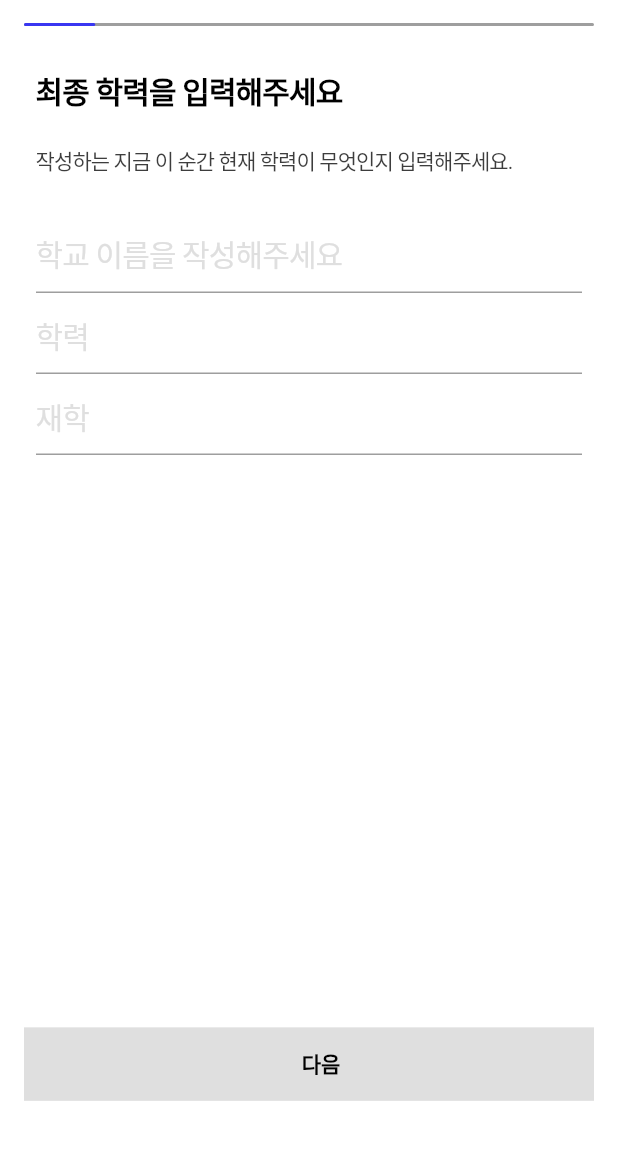
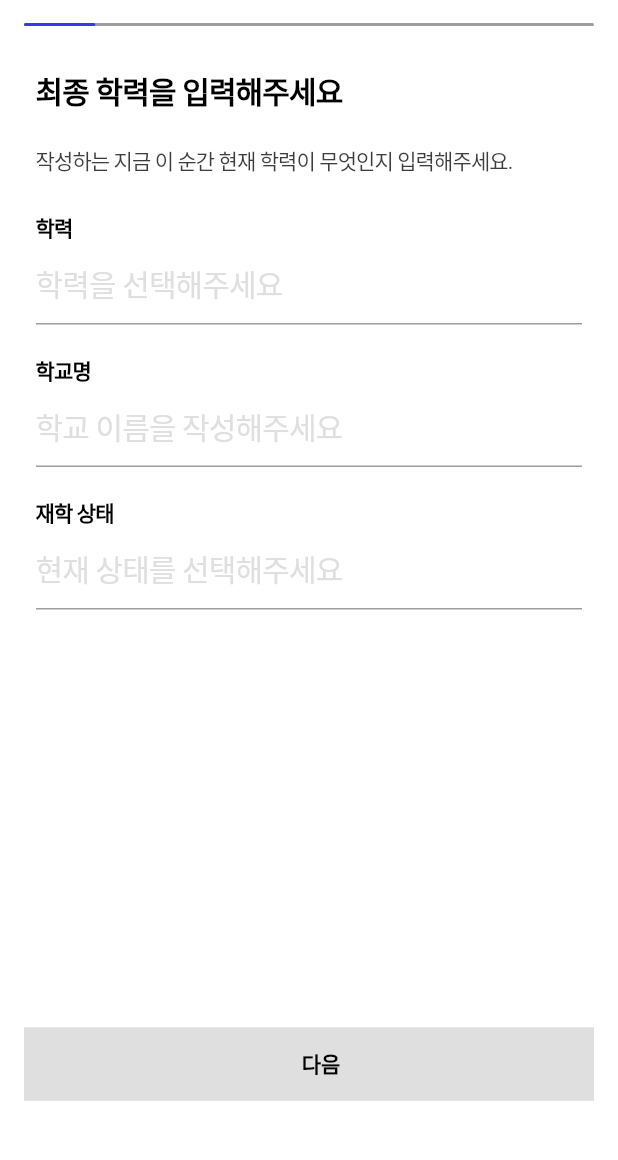
Before and after one commit to sayole/JobDoc, a Flutter app: the EducationPage screen opened directly, on a phone screen of 412 x 824 dp, the part 61-1221 px from its top. Run offline on Flutter 3.47's test engine with Material 2 defaults, Android fonts, the light colour scheme and no system bars; drawn by our look-alikes of flutter_animation_progress_bar; our stand-ins replace firebase_auth, firebase_core, google_sign_in; accounts and stored records are empty; Roboto replaces fonts that are missing (Pretendard).

Commit message:
Undone space between textfield, text/Done TextEditControl and EducationPage

```diff
--- a/lib/models/user_data.dart
+++ b/lib/models/user_data.dart
@@ -15,8 +15,6 @@ class UserData {
   String careerCompany;
   //연차
   String careerYears;
-  //재직상태
-  String careerStatus;
   //직무
   String careerPart;
   //고용형태
@@ -53,7 +51,6 @@ class UserData {
     this.educationStatus = '',
     this.careerCompany = '',
     this.careerYears = '',
-    this.careerStatus = '',
     this.careerPart = '',
     this.careerType = '',
     this.skillSet = '',
--- a/lib/pages/login/4_name_page.dart
+++ b/lib/pages/login/4_name_page.dart
@@ -42,7 +42,7 @@ class _NamePageState extends State<NamePage> {
             children: [
               ...SubmitWidgets.infoText('이름을 입력해 주세요',
                   '이름은 오직 컨설턴트와 이야기할 때 본인인지 확인하는 용도로 만 사용돼요. 주민등록상 본명을 입력해주세요'),
-              SubmitWidgets.submitTextField("이름을 입력해주세요", nameController)
+              SubmitWidgets.submitTextField("이름", nameController)
             ],
           ),
         ),
--- a/lib/pages/login/5_education_page.dart
+++ b/lib/pages/login/5_education_page.dart
@@ -20,6 +20,7 @@ class _EducationPageState extends State<EducationPage> {
 
   void checkProcessDone() {
     LoginProcessSerivce service = context.read<LoginProcessSerivce>();
+
     service.checkProcessDone();
   }
 
@@ -46,10 +47,9 @@ class _EducationPageState extends State<EducationPage> {
               children: [
                 ...SubmitWidgets.infoText(
                     '최종 학력을 입력해주세요', '작성하는 지금 이 순간 현재 학력이 무엇인지 입력해주세요.'),
-                SubmitWidgets.submitTextField(
-                    "학교 이름을 작성해주세요", schoolNameController),
-                SubmitWidgets.submitTextField("학력", schoolNameController),
-                SubmitWidgets.submitTextField("재학", schoolNameController),
+                SubmitWidgets.submitTextField("학력", groupcontroller),
+                SubmitWidgets.submitTextField("학교명", schoolNameController),
+                SubmitWidgets.submitTextField("재학 상태", statusController),
               ],
             ),
           ),
--- a/lib/pages/login/login_process_scaffold.dart
+++ b/lib/pages/login/login_process_scaffold.dart
@@ -42,8 +42,14 @@ class _LoginProcessScaffoldState extends State<LoginProcessScaffold> {
               ),
               child: Stack(
                 children: [
-                  Column(
-                    // shrinkWrap: true,
+                  ListView(
+                    //스크롤 구현 못함
+                    // 하려면 '다음'버튼을 다른 컴포넌트들과 listview 혹은 column에 넣어야 함
+                    // 그러면 Stack과 Positioned를 쓰지 않아
+                    // 컴포넌트들이 내려가는대로 같이 내려가버림
+                    //https://stackoverflow.com/questions/54359662/how-to-make-stack-layout-scroll-able-using-singlechildscrollview
+                    // ListView
+                    shrinkWrap: false,
                     children: [
                       widget.index == 0
                           ? SizedBox(height: 2)
--- a/lib/pages/login/widgets/login_styles.dart
+++ b/lib/pages/login/widgets/login_styles.dart
@@ -20,7 +20,6 @@ class LoginStyles {
     color: Color(0xff3d3d3d),
     fontWeight: FontWeight.w400,
     letterSpacing: -0.6,
-    height: 1.5,
     fontSize: 20,
   );
 
@@ -28,7 +27,13 @@ class LoginStyles {
     color: Color(0xffdfdfdf),
     fontWeight: FontWeight.w400,
     letterSpacing: -0.6,
-    height: 1.5,
     fontSize: 20,
   );
+
+  static final TextStyle textFieldSubtitle = TextStyle(
+    color: Colors.black,
+    fontWeight: FontWeight.w700,
+    letterSpacing: -0.6,
+    fontSize: 14,
+  );
 }
--- a/lib/pages/login/widgets/submit_widgets.dart
+++ b/lib/pages/login/widgets/submit_widgets.dart
@@ -1,10 +1,40 @@
 import 'package:flutter/cupertino.dart';
 import 'package:flutter/material.dart';
+import 'package:job_doc/pages/login/widgets/drop_down_input.dart';
 
 import 'login_styles.dart';
 
 class SubmitWidgets {
-  final List<String> _valueList = ['서울', '인천', '수원', '대전', '대구', '광주', '부산'];
+  //학력
+  static final Map<String, dynamic> hintValueList = {
+    '학력': '학력을 선택해주세요',
+    '학교명': '학교 이름을 작성해주세요',
+    '재학 상태': '현재 상태를 선택해주세요',
+    '회사': '회사명을 입력해주세요',
+    '년차': '년차를 선택해주세요',
+    '직무': '부서명과 직책을 입력해주세요',
+    '고용형태': '고용형태를 선택해 주세요',
+    '스킬셋': '',
+    '목표회사': '',
+    '입사시기': ['지금 당장 바로 할거에요', '차근차근 준비해나가고 싶어요', '아직은 생각이 없어요'],
+    '컨설팅': [
+      '이력서 및 자기소개서',
+      '경력기술서',
+      '맞춤 채용공고 추천',
+      '퍼스널 브랜딩',
+      '커리어 전환',
+      '면접',
+      '직무 및 기업 분석',
+      '기타'
+    ],
+    '링크': '링크 추가하기'
+  };
+  static final Map<String, dynamic> dropDownValueList = {
+    '학력': ['고등학교', '전문대', '학사', '석사', '박사'],
+    '재학 상태': ['졸업', '재학'],
+    '년차': ['1~2년차', '3~5년차', '6~7년차', '8~11년차', '12년차 이상'],
+    '고용형태': ['정규', '계약', '인턴']
+  };
 
   static List<Widget> infoText(String headline, String caption) {
     return [
@@ -19,18 +49,35 @@ class SubmitWidgets {
     ];
   }
 
+  //각 페이지에서 키워드로 받고 키워드가 네임이면 subtitle 리턴을 null
+
   static Widget submitTextField(
-      String hintText, TextEditingController editingController) {
-    return TextField(
+      String widgetName, TextEditingController editingController) {
+    return Column(
+      mainAxisAlignment: MainAxisAlignment.end,
+      crossAxisAlignment: CrossAxisAlignment.start,
+      children: [
+        widgetName == '이름'
+            ? SizedBox(height: 0, width: 0)
+            : Text(
+                widgetName,
+                style: LoginStyles.textFieldSubtitle,
+              ),
+        TextField(
           controller: editingController,
           style: LoginStyles.inputStyle,
           decoration: InputDecoration(
-        hintText: hintText,
+            hintText: hintValueList[widgetName],
             hintStyle: LoginStyles.hintStyle,
             focusedBorder: UnderlineInputBorder(
               borderSide: BorderSide(color: Colors.black),
             ),
           ),
+        ),
+        SizedBox(
+          height: 20,
+        )
+      ],
     );
   }
 }
```
Also changed, not shown: lib/main.dart (+5 -6 lines), lib/pages/login/widgets/drop_down_input.dart (added, +48 -0 lines), lib/services/login_process_service.dart (+6 -3 lines). Lines whose indentation alone changed are shown as unchanged.
